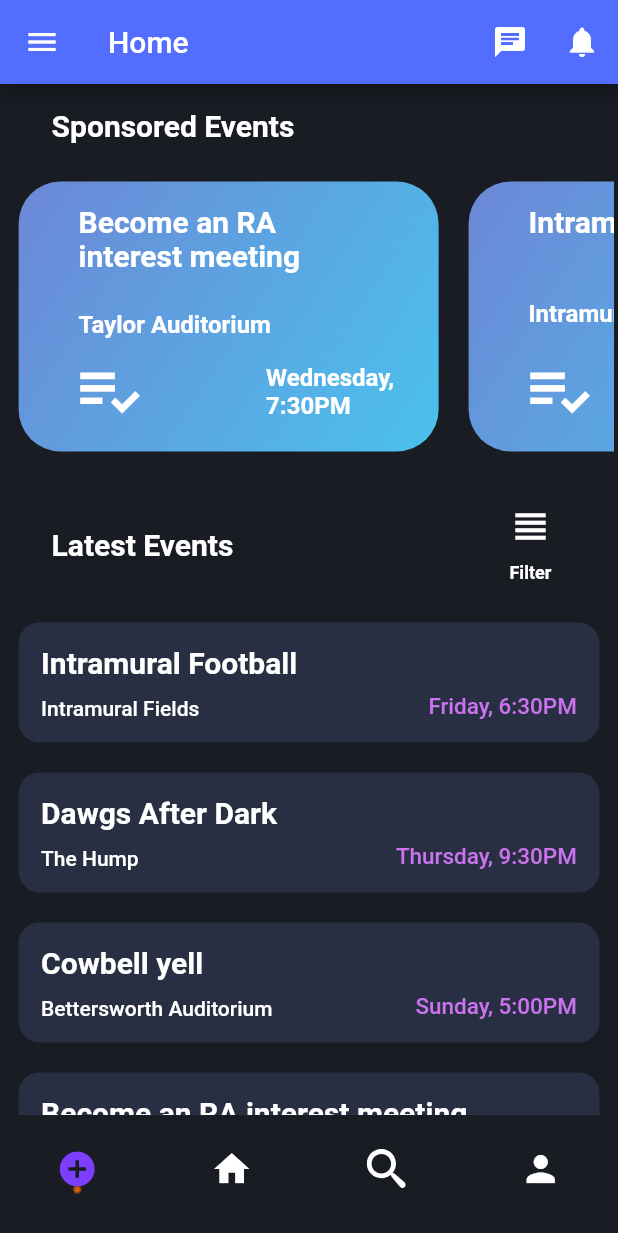
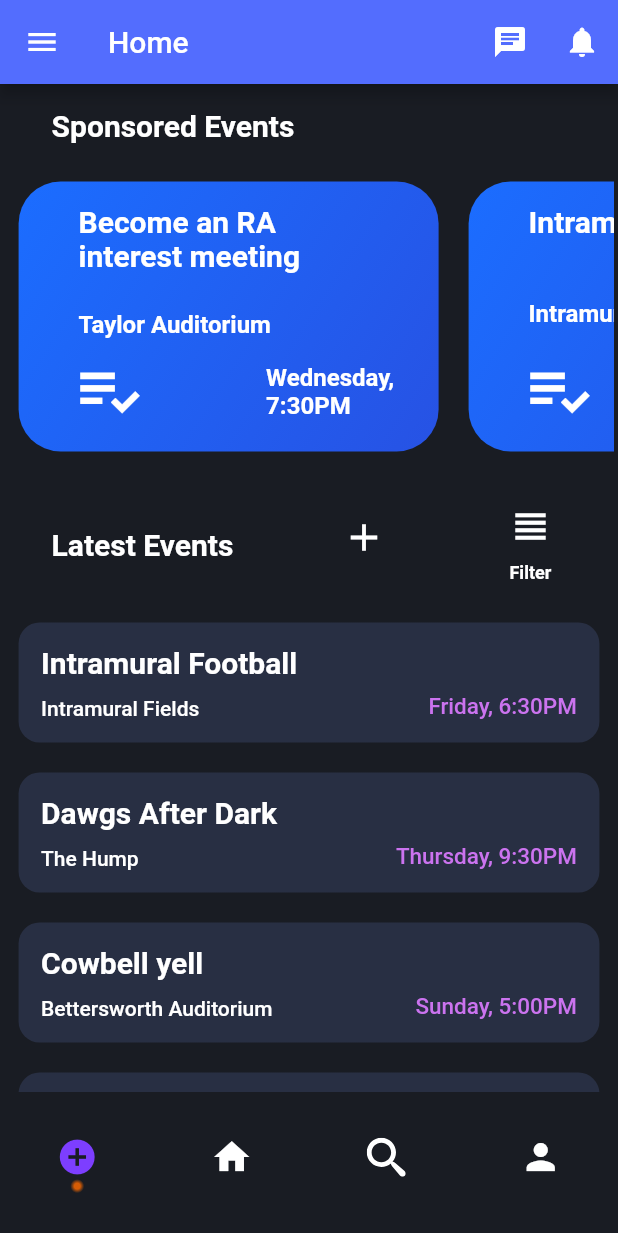
Before and after one commit to Senior-Project-CSE-3213/sp_flutter_app, a Flutter app: the screen it shows once a user with an empty profile is signed in, on a phone screen of 412 x 824 dp. Shown: the top 1233 px of the screen. Run offline on Flutter 3.47's test engine with Material 2 defaults, Android fonts, the phone set to English and light mode, and no system bars; our stand-ins replace cloud_firestore, firebase_auth, firebase_core, flutter_spinkit, flutter_svg, google_maps_flutter and 1 more; missing offline and left inert: dart:ffi, filter_list; accounts and stored records are empty.

Commit message:
Add event button, blue sponsored events, bottom bar height

```diff
--- a/lib/shared/widgets/bottom_bar.dart
+++ b/lib/shared/widgets/bottom_bar.dart
@@ -55,7 +55,7 @@ class _BottomNavBarState extends State<BottomNavBar> {
       child: Padding(
         padding: const EdgeInsets.only(bottom: 25),
         child: Container(
-            height: 40,
+            height: 55,
             width: MediaQuery.of(context).size.width / _iconList.length,
             decoration: index == _selectedIndex
                 ? BoxDecoration(
--- a/lib/views/EventList/event_list_view.dart
+++ b/lib/views/EventList/event_list_view.dart
@@ -1,3 +1,5 @@
+import 'dart:ffi';
+
 import 'package:flutter/material.dart';
 import 'package:flutter/rendering.dart';
 import 'package:filter_list/filter_list.dart';
@@ -8,8 +10,6 @@ class EventListView extends StatefulWidget {
   @override
   _EventListViewState createState() => _EventListViewState();
 }
-
-//todo mimic drible more
 
 class _EventListViewState extends State<EventListView> {
   List<String> countList = [
@@ -36,6 +36,10 @@ class _EventListViewState extends State<EventListView> {
       }
       Navigator.pop(context);
     });
+  }
+
+  void _addEvent() async {
+
   }
 
   @override
@@ -135,6 +139,20 @@ class _EventListViewState extends State<EventListView> {
                                 ],
                               ),
 
+                              Column (
+                                 children: <Widget>[
+                                  Container(
+                                    //take away this
+                                    child: IconButton(
+                                      icon: Icon(Icons.add),
+                                      color: Colors.white,
+                                      onPressed: _addEvent,
+                                      iconSize: 30,
+                                    ),
+                                  ),
+                                 ]
+                              ),
+
                               Column(
                                 children: <Widget>[
                                   Container(
@@ -213,8 +231,8 @@ class CreateSponsoredEventCard extends StatelessWidget {
             decoration: BoxDecoration(
               gradient: LinearGradient(
                 colors: [
-                  Color.fromRGBO(109, 135, 214, 1),
-                  Color.fromRGBO(74, 194, 237, 1)
+                  Color.fromRGBO(27,109,255, 1),
+                  Color.fromRGBO(39,82,228, 1)
                 ], //or 16,60,98 to 37,139,191
                 begin: Alignment.topLeft,
                 end: Alignment.bottomRight,
```
